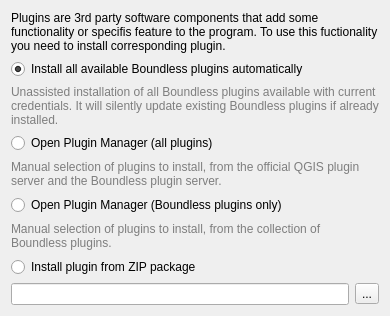
This is boundlessconnect/ui/pluginspagebase.ui in elpaso/qgis-connect-plugin as Qt 5 draws it before an edit. The edited form follows.
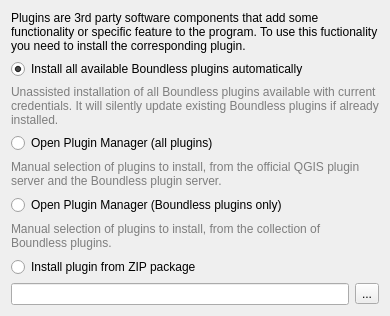
This is the edited form.

```diff
--- a/boundlessconnect/ui/pluginspagebase.ui
+++ b/boundlessconnect/ui/pluginspagebase.ui
@@ -137,7 +137,7 @@
    <item row="0" column="0">
     <widget class="QLabel" name="label">
      <property name="text">
-      <string>Plugins are 3rd party software components that add some functionality or specifis feature to the program. To use this fuctionality you need to install corresponding plugin.</string>
+      <string>Plugins are 3rd party software components that add some functionality or specific feature to the program. To use this fuctionality you need to install the corresponding plugin.</string>
      </property>
      <property name="wordWrap">
       <bool>true</bool>
```
